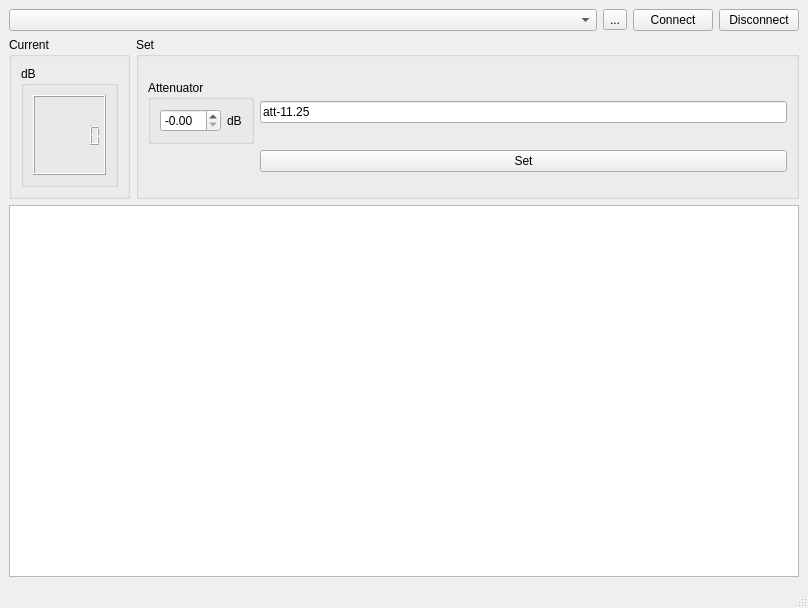
This is mainwindow.ui in coozoo/digiattcontrol as Qt 5 draws it before an edit. The edited form follows.
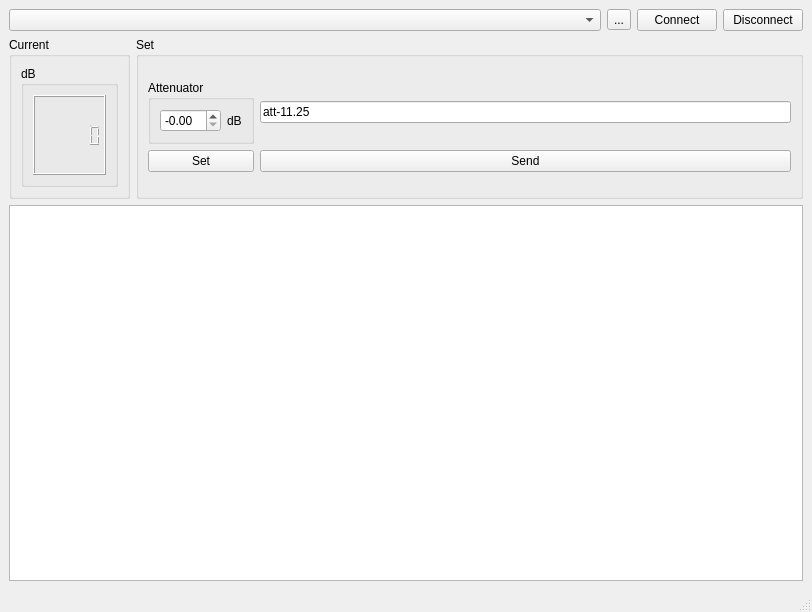
This is the edited form.

```diff
--- a/mainwindow.ui
+++ b/mainwindow.ui
@@ -6,8 +6,8 @@
    <rect>
     <x>0</x>
     <y>0</y>
-    <width>808</width>
-    <height>608</height>
+    <width>812</width>
+    <height>612</height>
    </rect>
   </property>
   <property name="windowTitle">
@@ -41,7 +41,7 @@
               </widget>
              </item>
              <item row="1" column="2">
-              <widget class="QPushButton" name="set_pushButton">
+              <widget class="QPushButton" name="send_pushButton">
                <property name="sizePolicy">
                 <sizepolicy hsizetype="Minimum" vsizetype="Maximum">
                  <horstretch>0</horstretch>
@@ -49,7 +49,7 @@
                 </sizepolicy>
                </property>
                <property name="text">
-                <string>Set</string>
+                <string>Send</string>
                </property>
               </widget>
              </item>
@@ -101,6 +101,13 @@
                </layout>
               </widget>
              </item>
+             <item row="1" column="1">
+              <widget class="QPushButton" name="set_pushButton">
+               <property name="text">
+                <string>Set</string>
+               </property>
+              </widget>
+             </item>
             </layout>
            </item>
           </layout>
```
Left out of the diff: 6 changed lines with no effect on the pictures.
